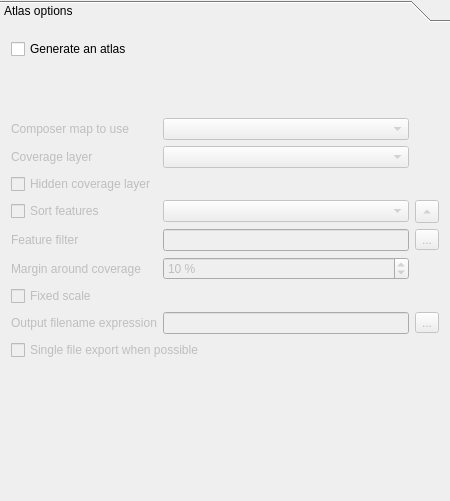
qgis/QGIS, file src/ui/qgsatlascompositionwidgetbase.ui: the form before one commit.
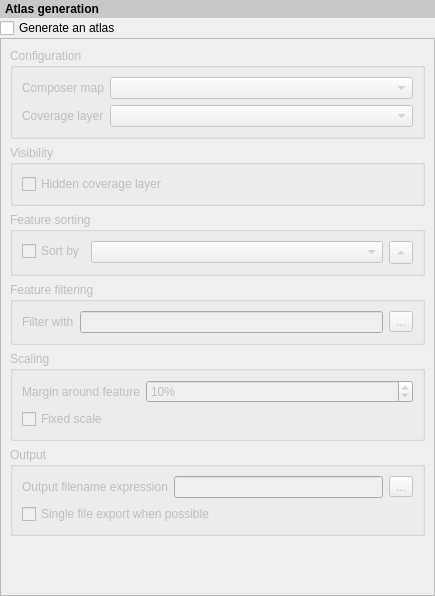
The form after the commit. Custom widgets are drawn as their Qt base class.

Commit message: [Atlas] Fix UI to be consistent with the use of QgsCollapsibleWidgets

What changed in the file:
```diff
--- a/src/ui/qgsatlascompositionwidgetbase.ui
+++ b/src/ui/qgsatlascompositionwidgetbase.ui
@@ -6,8 +6,8 @@
    <rect>
     <x>0</x>
     <y>0</y>
-    <width>450</width>
-    <height>501</height>
+    <width>435</width>
+    <height>596</height>
    </rect>
   </property>
   <property name="sizePolicy">
@@ -19,187 +19,165 @@
   <property name="windowTitle">
    <string>Atlas generation</string>
   </property>
-  <layout class="QGridLayout" name="gridLayout_8">
+  <layout class="QVBoxLayout" name="verticalLayout">
+   <property name="spacing">
+    <number>0</number>
+   </property>
    <property name="margin">
     <number>0</number>
    </property>
-   <item row="0" column="0">
-    <widget class="QToolBox" name="toolBox">
-     <property name="lineWidth">
-      <number>0</number>
+   <item>
+    <widget class="QLabel" name="label">
+     <property name="styleSheet">
+      <string notr="true">padding: 2px; font-weight: bold; background-color: rgb(200, 200, 200);</string>
      </property>
-     <property name="currentIndex">
-      <number>0</number>
+     <property name="text">
+      <string>Atlas generation</string>
      </property>
-     <widget class="QWidget" name="page_4">
+    </widget>
+   </item>
+   <item>
+    <widget class="QCheckBox" name="mUseAtlasCheckBox">
+     <property name="text">
+      <string>Generate an atlas</string>
+     </property>
+    </widget>
+   </item>
+   <item>
+    <widget class="QScrollArea" name="scrollArea">
+     <property name="widgetResizable">
+      <bool>true</bool>
+     </property>
+     <widget class="QWidget" name="scrollAreaWidgetContents">
+      <property name="enabled">
+       <bool>true</bool>
+      </property>
       <property name="geometry">
        <rect>
         <x>0</x>
         <y>0</y>
-        <width>450</width>
-        <height>470</height>
+        <width>433</width>
+        <height>551</height>
        </rect>
       </property>
-      <attribute name="label">
-       <string>Atlas options</string>
-      </attribute>
-      <layout class="QGridLayout" name="gridLayout_9">
-       <item row="2" column="0">
-        <widget class="QFrame" name="mAtlasFrame">
+      <layout class="QVBoxLayout" name="mainLayout">
+       <item>
+        <widget class="QgsCollapsibleGroupBoxBasic" name="mConfigurationGroup">
          <property name="enabled">
           <bool>false</bool>
          </property>
-         <property name="sizePolicy">
-          <sizepolicy hsizetype="Preferred" vsizetype="Preferred">
-           <horstretch>0</horstretch>
-           <verstretch>1</verstretch>
-          </sizepolicy>
+         <property name="title">
+          <string>Configuration</string>
          </property>
-         <property name="autoFillBackground">
+         <property name="checkable">
           <bool>false</bool>
          </property>
-         <property name="frameShape">
-          <enum>QFrame::NoFrame</enum>
+         <property name="syncGroup" stdset="0">
+          <string notr="true">composeritem</string>
          </property>
-         <property name="frameShadow">
-          <enum>QFrame::Raised</enum>
+         <property name="collapsed" stdset="0">
+          <bool>false</bool>
          </property>
-         <property name="lineWidth">
-          <number>0</number>
-         </property>
-         <layout class="QVBoxLayout" name="verticalLayout">
-          <property name="spacing">
-           <number>6</number>
+         <layout class="QFormLayout" name="formLayout_4">
+          <property name="fieldGrowthPolicy">
+           <enum>QFormLayout::AllNonFixedFieldsGrow</enum>
           </property>
-          <property name="margin">
-           <number>0</number>
+          <property name="labelAlignment">
+           <set>Qt::AlignLeading|Qt::AlignLeft|Qt::AlignVCenter</set>
           </property>
-          <item>
-           <layout class="QGridLayout" name="gridLayout_7" rowstretch="0,0,0,0,0,0,0,0,0,0" columnstretch="0,0,0">
-            <item row="4" column="0">
-             <widget class="QLabel" name="mAtlasFeatureFilterLabel">
-              <property name="text">
-               <string>Feature filter</string>
-              </property>
-             </widget>
-            </item>
-            <item row="2" column="0" colspan="2">
-             <widget class="QCheckBox" name="mAtlasHideCoverageCheckBox">
-              <property name="toolTip">
-               <string>Hide the coverage layer when generating the output</string>
-              </property>
-              <property name="text">
-               <string>Hidden coverage layer</string>
-              </property>
-             </widget>
-            </item>
-            <item row="5" column="0">
-             <widget class="QLabel" name="label">
-              <property name="text">
-               <string>Margin around coverage</string>
-              </property>
-             </widget>
-            </item>
-            <item row="8" column="0">
-             <widget class="QLabel" name="label_5">
-              <property name="text">
-               <string>Output filename expression</string>
-              </property>
-             </widget>
-            </item>
-            <item row="5" column="1">
-             <widget class="QSpinBox" name="mAtlasMarginSpinBox">
-              <property name="suffix">
-               <string> %</string>
-              </property>
-              <property name="maximum">
-               <number>100</number>
-              </property>
-              <property name="value">
-               <number>10</number>
-              </property>
-             </widget>
-            </item>
-            <item row="8" column="2">
-             <widget class="QToolButton" name="mAtlasFilenameExpressionButton">
-              <property name="text">
-               <string>...</string>
-              </property>
-             </widget>
-            </item>
-            <item row="8" column="1">
-             <widget class="QLineEdit" name="mAtlasFilenamePatternEdit"/>
-            </item>
-            <item row="1" column="0">
-             <widget class="QLabel" name="label_6">
-              <property name="text">
-               <string>Coverage layer</string>
-              </property>
-             </widget>
-            </item>
-            <item row="1" column="1">
-             <widget class="QComboBox" name="mAtlasCoverageLayerComboBox">
-              <property name="contextMenuPolicy">
-               <enum>Qt::NoContextMenu</enum>
-              </property>
-             </widget>
-            </item>
-            <item row="6" column="0" colspan="2">
-             <widget class="QCheckBox" name="mAtlasFixedScaleCheckBox">
-              <property name="text">
-               <string>Fixed scale</string>
-              </property>
-             </widget>
-            </item>
-            <item row="9" column="0" colspan="2">
-             <widget class="QCheckBox" name="mAtlasSingleFileCheckBox">
-              <property name="text">
-               <string>Single file export when possible</string>
-              </property>
-             </widget>
-            </item>
-            <item row="0" column="1">
+          <item row="0" column="0">
+           <widget class="QLabel" name="mVerticalAlignementLabel">
+            <property name="text">
+             <string>Composer map</string>
+            </property>
+           </widget>
+          </item>
+          <item row="0" column="1">
+           <layout class="QHBoxLayout" name="horizontalLayout_6">
+            <item>
              <widget class="QComboBox" name="mComposerMapComboBox"/>
             </item>
-            <item row="0" column="0">
-             <widget class="QLabel" name="label_2">
-              <property name="text">
-               <string>Composer map to use</string>
-              </property>
-             </widget>
+           </layout>
+          </item>
+          <item row="1" column="0">
+           <widget class="QLabel" name="mHorizontalAlignementLabel">
+            <property name="text">
+             <string>Coverage layer</string>
+            </property>
+           </widget>
+          </item>
+          <item row="1" column="1">
+           <layout class="QHBoxLayout" name="horizontalLayout_5">
+            <item>
+             <widget class="QComboBox" name="mAtlasCoverageLayerComboBox"/>
             </item>
-            <item row="3" column="1">
-             <widget class="QComboBox" name="mAtlasSortFeatureKeyComboBox">
-              <property name="toolTip">
-               <string>Sort key</string>
-              </property>
-             </widget>
+           </layout>
+          </item>
+         </layout>
+        </widget>
+       </item>
+       <item>
+        <widget class="QgsCollapsibleGroupBoxBasic" name="mVisibilityGroup">
+         <property name="enabled">
+          <bool>false</bool>
+         </property>
+         <property name="title">
+          <string>Visibility</string>
+         </property>
+         <property name="checkable">
+          <bool>false</bool>
+         </property>
+         <property name="syncGroup" stdset="0">
+          <string notr="true">composeritem</string>
+         </property>
+         <property name="collapsed" stdset="0">
+          <bool>false</bool>
+         </property>
+         <layout class="QVBoxLayout" name="verticalLayout_2">
+          <item>
+           <widget class="QCheckBox" name="mAtlasHideCoverageCheckBox">
+            <property name="text">
+             <string>Hidden coverage layer</string>
+            </property>
+           </widget>
+          </item>
+         </layout>
+        </widget>
+       </item>
+       <item>
+        <widget class="QgsCollapsibleGroupBoxBasic" name="mSortingGroup">
+         <property name="enabled">
+          <bool>false</bool>
+         </property>
+         <property name="title">
+          <string>Feature sorting</string>
+         </property>
+         <property name="checkable">
+          <bool>false</bool>
+         </property>
+         <property name="syncGroup" stdset="0">
+          <string notr="true">composeritem</string>
+         </property>
+         <property name="collapsed" stdset="0">
+          <bool>true</bool>
+         </property>
+         <layout class="QFormLayout" name="formLayout">
+          <property name="fieldGrowthPolicy">
+           <enum>QFormLayout::AllNonFixedFieldsGrow</enum>
+          </property>
+          <item row="0" column="0">
+           <widget class="QCheckBox" name="mAtlasSortFeatureCheckBox">
+            <property name="text">
+             <string>Sort by</string>
+            </property>
+           </widget>
+          </item>
+          <item row="0" column="1">
+           <layout class="QHBoxLayout" name="horizontalLayout">
+            <item>
+             <widget class="QComboBox" name="mAtlasSortFeatureKeyComboBox"/>
             </item>
-            <item row="4" column="1">
-             <widget class="QLineEdit" name="mAtlasFeatureFilterEdit">
-              <property name="toolTip">
-               <string>Feature filter</string>
-              </property>
-             </widget>
-            </item>
-            <item row="3" column="0">
-             <widget class="QCheckBox" name="mAtlasSortFeatureCheckBox">
-              <property name="text">
-               <string>Sort features</string>
-              </property>
-             </widget>
-            </item>
-            <item row="4" column="2">
-             <widget class="QToolButton" name="mAtlasFeatureFilterButton">
-              <property name="toolTip">
-               <string>Open expression builder</string>
-              </property>
-              <property name="text">
-               <string>...</string>
-              </property>
-             </widget>
-            </item>
-            <item row="3" column="2">
+            <item>
              <widget class="QToolButton" name="mAtlasSortFeatureDirectionButton">
               <property name="toolTip">
                <string>Sort direction</string>
@@ -217,33 +195,175 @@
          </layout>
         </widget>
        </item>
-       <item row="5" column="0">
-        <spacer name="verticalSpacer_5">
+       <item>
+        <widget class="QgsCollapsibleGroupBoxBasic" name="mFilteringGroup">
+         <property name="enabled">
+          <bool>false</bool>
+         </property>
+         <property name="title">
+          <string>Feature filtering</string>
+         </property>
+         <property name="checkable">
+          <bool>false</bool>
+         </property>
+         <property name="syncGroup" stdset="0">
+          <string notr="true">composeritem</string>
+         </property>
+         <property name="collapsed" stdset="0">
+          <bool>true</bool>
+         </property>
+         <layout class="QFormLayout" name="formLayout_2">
+          <property name="fieldGrowthPolicy">
+           <enum>QFormLayout::AllNonFixedFieldsGrow</enum>
+          </property>
+          <item row="0" column="1">
+           <layout class="QHBoxLayout" name="horizontalLayout_2">
+            <item>
+             <widget class="QLineEdit" name="mAtlasFeatureFilterEdit"/>
+            </item>
+            <item>
+             <widget class="QToolButton" name="mAtlasFeatureFilterButton">
+              <property name="text">
+               <string>...</string>
+              </property>
+             </widget>
+            </item>
+           </layout>
+          </item>
+          <item row="0" column="0">
+           <widget class="QLabel" name="label_2">
+            <property name="text">
+             <string>Filter with</string>
+            </property>
+           </widget>
+          </item>
+         </layout>
+        </widget>
+       </item>
+       <item>
+        <widget class="QgsCollapsibleGroupBoxBasic" name="mScalingGroup">
+         <property name="enabled">
+          <bool>false</bool>
+         </property>
+         <property name="title">
+          <string>Scaling</string>
+         </property>
+         <property name="checkable">
+          <bool>false</bool>
+         </property>
+         <property name="syncGroup" stdset="0">
+          <string notr="true">composeritem</string>
+         </property>
+         <property name="collapsed" stdset="0">
+          <bool>false</bool>
+         </property>
+         <layout class="QFormLayout" name="formLayout_3">
+          <item row="1" column="0">
+           <widget class="QCheckBox" name="mAtlasFixedScaleCheckBox">
+            <property name="text">
+             <string>Fixed scale</string>
+            </property>
+           </widget>
+          </item>
+          <item row="0" column="0">
+           <widget class="QLabel" name="label_3">
+            <property name="text">
+             <string>Margin around feature</string>
+            </property>
+           </widget>
+          </item>
+          <item row="0" column="1">
+           <widget class="QSpinBox" name="mAtlasMarginSpinBox">
+            <property name="suffix">
+             <string>%</string>
+            </property>
+            <property name="maximum">
+             <number>100</number>
+            </property>
+            <property name="value">
+             <number>10</number>
+            </property>
+           </widget>
+          </item>
+         </layout>
+        </widget>
+       </item>
+       <item>
+        <widget class="QgsCollapsibleGroupBoxBasic" name="mOutputGroup">
+         <property name="enabled">
+          <bool>false</bool>
+         </property>
+         <property name="title">
+          <string>Output</string>
+         </property>
+         <property name="checkable">
+          <bool>false</bool>
+         </property>
+         <property name="syncGroup" stdset="0">
+          <string notr="true">composeritem</string>
+         </property>
+         <property name="collapsed" stdset="0">
+          <bool>false</bool>
+         </property>
+         <layout class="QFormLayout" name="formLayout_5">
+          <item row="0" column="0">
+           <widget class="QLabel" name="label_4">
+            <property name="text">
+             <string>Output filename expression</string>
+            </property>
+           </widget>
+          </item>
+          <item row="0" column="1">
+           <layout class="QHBoxLayout" name="horizontalLayout_3">
+            <item>
+             <widget class="QLineEdit" name="mAtlasFilenamePatternEdit"/>
+            </item>
+            <item>
+             <widget class="QToolButton" name="mAtlasFilenameExpressionButton">
+              <property name="text">
+               <string>...</string>
+              </property>
+             </widget>
+            </item>
+           </layout>
+          </item>
+          <item row="1" column="0" colspan="2">
+           <widget class="QCheckBox" name="mAtlasSingleFileCheckBox">
+            <property name="text">
+             <string>Single file export when possible</string>
+            </property>
+           </widget>
+          </item>
+         </layout>
+        </widget>
+       </item>
+       <item>
+        <spacer name="verticalSpacer">
          <property name="orientation">
           <enum>Qt::Vertical</enum>
          </property>
          <property name="sizeHint" stdset="0">
           <size>
            <width>20</width>
-           <height>76</height>
+           <height>40</height>
           </size>
          </property>
         </spacer>
        </item>
-       <item row="0" column="0">
-        <widget class="QCheckBox" name="mUseAtlasCheckBox">
-         <property name="text">
-          <string>Generate an atlas</string>
-         </property>
-        </widget>
-       </item>
       </layout>
      </widget>
     </widget>
    </item>
   </layout>
  </widget>
- <layoutdefault spacing="6" margin="11"/>
+ <customwidgets>
+  <customwidget>
+   <class>QgsCollapsibleGroupBoxBasic</class>
+   <extends>QGroupBox</extends>
+   <header location="global">qgscollapsiblegroupbox.h</header>
+   <container>1</container>
+  </customwidget>
+ </customwidgets>
  <resources/>
  <connections/>
 </ui>
```
Left out of the diff: 2 changed lines with no effect on the pictures. The commit also changes 2 other files.
